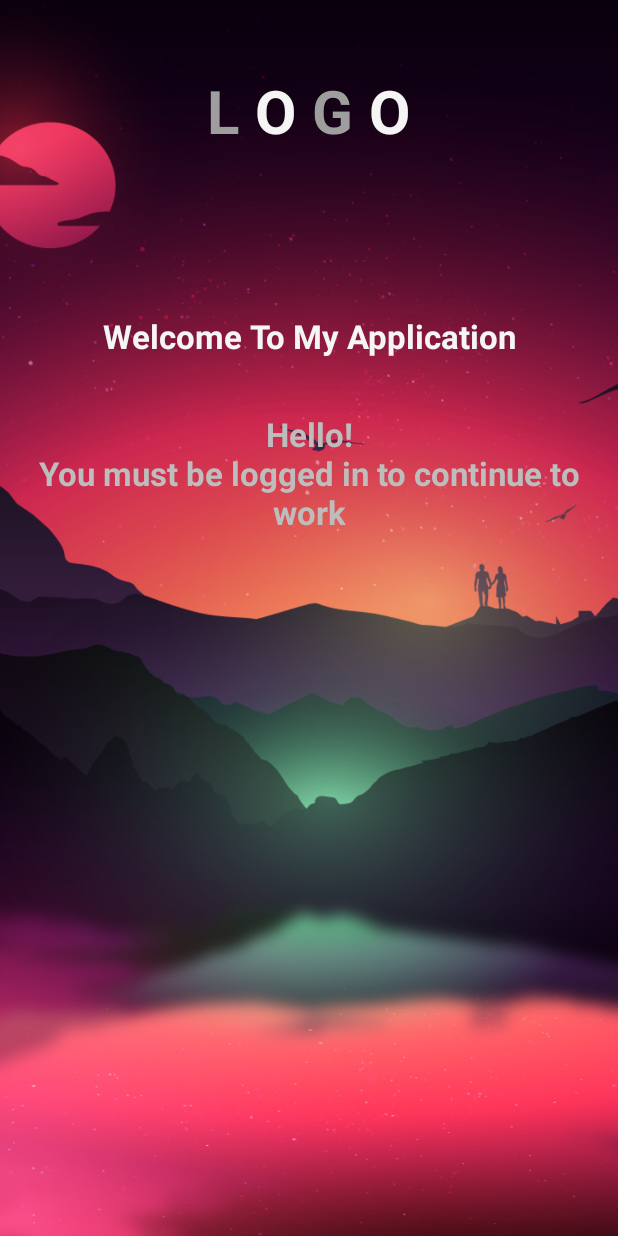
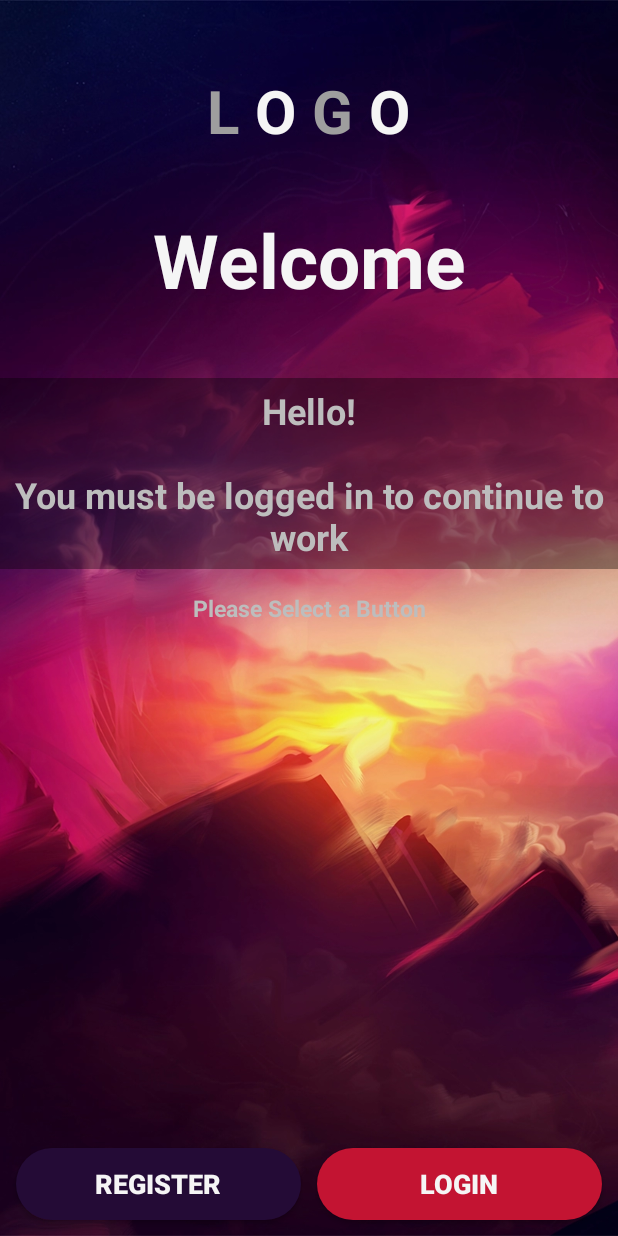
Before and after one commit to KORUSH-KABIR/MFTVWork, an Android app: the layout activity_base.xml on its own in the app's theme, with its tools: preview values and no code run, on a phone screen of 412 x 824 dp. Run offline under Robolectric (Android 15) with nearby library versions, the phone set to English and light mode, and no system bars.

Commit message:
commit init
commit init

```diff
--- a/app/build.gradle
+++ b/app/build.gradle
@@ -26,6 +26,8 @@ dependencies {
     implementation 'com.android.support:cardview-v7:27.1.1'
     implementation 'jp.wasabeef:recyclerview-animators:2.3.0'
     implementation 'de.hdodenhof:circleimageview:2.1.0'
+    implementation 'com.squareup.picasso:picasso:2.5.2'
+    implementation 'com.github.bumptech.glide:glide:3.7.0'
     implementation 'uk.co.chrisjenx:calligraphy:2.2.0'
     implementation 'com.afollestad.material-dialogs:core:0.9.6.0'
 }
--- a/app/src/main/java/ir/phoenix_iran/mftvwork/SecondExercises/BaseActivity.java
+++ b/app/src/main/java/ir/phoenix_iran/mftvwork/SecondExercises/BaseActivity.java
@@ -1,6 +1,9 @@
 package ir.phoenix_iran.mftvwork.SecondExercises;
 
 import android.os.Bundle;
+import android.widget.ImageView;
+
+import com.bumptech.glide.Glide;
 
 import ir.phoenix_iran.mftvwork.Core.SetupActivity;
 import ir.phoenix_iran.mftvwork.R;
@@ -11,5 +14,6 @@ public class BaseActivity extends SetupActivity {
     protected void onCreate(Bundle savedInstanceState) {
         super.onCreate(savedInstanceState);
         setContentView(R.layout.activity_base);
+
     }
 }
--- /dev/null
+++ b/app/src/main/res/drawable/shape_bg.xml
@@ -0,0 +1,11 @@
+<?xml version="1.0" encoding="utf-8"?>
+<shape xmlns:android="http://schemas.android.com/apk/res/android"
+    android:shape="rectangle">
+
+   <gradient
+       android:type="linear"
+       android:angle="225"
+       android:startColor="#240b36"
+       android:endColor="#c31432"/>
+
+</shape>
--- /dev/null
+++ b/app/src/main/res/drawable/shape_login.xml
@@ -0,0 +1,9 @@
+<?xml version="1.0" encoding="utf-8"?>
+<shape xmlns:android="http://schemas.android.com/apk/res/android"
+    android:shape="rectangle">
+
+   <solid android:color="#c31432" />
+
+   <corners android:radius="50dp"/>
+
+</shape>
--- /dev/null
+++ b/app/src/main/res/drawable/shape_register.xml
@@ -0,0 +1,9 @@
+<?xml version="1.0" encoding="utf-8"?>
+<shape xmlns:android="http://schemas.android.com/apk/res/android"
+    android:shape="rectangle">
+
+   <solid android:color="#240b36" />
+
+   <corners android:radius="50dp"/>
+
+</shape>
--- a/app/src/main/res/layout/activity_base.xml
+++ b/app/src/main/res/layout/activity_base.xml
@@ -3,15 +3,15 @@
     xmlns:app="http://schemas.android.com/apk/res-auto"
     xmlns:tools="http://schemas.android.com/tools"
     android:layout_width="match_parent"
-    android:background="#170420"
     tools:ignore="MissingPrefix"
+    android:background="@drawable/shape_bg"
     android:layout_height="match_parent"
     tools:context=".SecondExercises.BaseActivity">
 
     <ImageView
         android:id="@+id/header"
+        android:src="@drawable/pic_bg_4"
         android:scaleType="centerCrop"
-        android:src="@drawable/pic_bg_5"
         android:layout_width="match_parent"
         android:layout_height="match_parent" />
 
@@ -78,9 +78,9 @@
         android:layout_below="@+id/logoLayout"
         android:id="@+id/txtWelcome"
         fontPath="cinzel_bold.otf"
-        android:layout_marginTop="80dp"
-        android:text="Welcome To My Application"
-        android:textSize="22sp"
+        android:layout_marginTop="10dp"
+        android:text="Welcome"
+        android:textSize="50sp"
         android:gravity="center"
         android:layout_centerHorizontal="true"
         android:padding="5dp"
@@ -90,12 +90,13 @@
         android:layout_height="wrap_content" />
 
     <TextView
+        android:background="#5a000000"
         fontPath="exo2_light.otf"
         android:layout_below="@+id/txtWelcome"
         android:id="@+id/txtInfo"
-        android:layout_marginTop="25dp"
-        android:text="Hello!\nYou must be logged in to continue to work"
-        android:textSize="22sp"
+        android:layout_marginTop="40dp"
+        android:text="Hello!\n\nYou must be logged in to continue to work"
+        android:textSize="24sp"
         android:gravity="center"
         android:layout_centerHorizontal="true"
         android:padding="5dp"
@@ -104,4 +105,57 @@
         android:layout_width="match_parent"
         android:layout_height="wrap_content" />
 
+    <TextView
+        fontPath="exo2_light.otf"
+        android:layout_below="@+id/txtInfo"
+        android:id="@+id/txtSelect"
+        android:layout_marginTop="10dp"
+        android:text="Please Select a Button"
+        android:textSize="15sp"
+        android:gravity="center"
+        android:layout_centerHorizontal="true"
+        android:padding="5dp"
+        android:textColor="@color/gray400"
+        android:textStyle="bold"
+        android:layout_width="match_parent"
+        android:layout_height="wrap_content" />
+
+    <LinearLayout
+        android:layout_margin="5dp"
+        android:layout_alignParentBottom="true"
+        android:orientation="horizontal"
+        android:weightSum="2"
+        android:layout_width="match_parent"
+        android:layout_height="wrap_content">
+
+        <Button
+            android:clickable="true"
+            android:focusable="true"
+            android:elevation="2dp"
+            android:textStyle="bold"
+            android:textColor="@color/gray100"
+            android:textSize="18sp"
+            android:text="Register"
+            android:background="@drawable/shape_register"
+            android:layout_margin="5dp"
+            android:layout_weight="1"
+            android:layout_width="0dp"
+            android:layout_height="match_parent" />
+
+        <Button
+            android:clickable="true"
+            android:focusable="true"
+            android:elevation="2dp"
+            android:textStyle="bold"
+            android:textColor="@color/gray100"
+            android:textSize="18sp"
+            android:text="Login"
+            android:background="@drawable/shape_login"
+            android:layout_margin="5dp"
+            android:layout_weight="1"
+            android:layout_width="0dp"
+            android:layout_height="match_parent" />
+
+    </LinearLayout>
+
 </RelativeLayout>
```
Also changed, not shown: app/src/main/res/drawable/pic_bg_4.jpg (deleted), app/src/main/res/drawable/pic_bg_4.webp (added).
